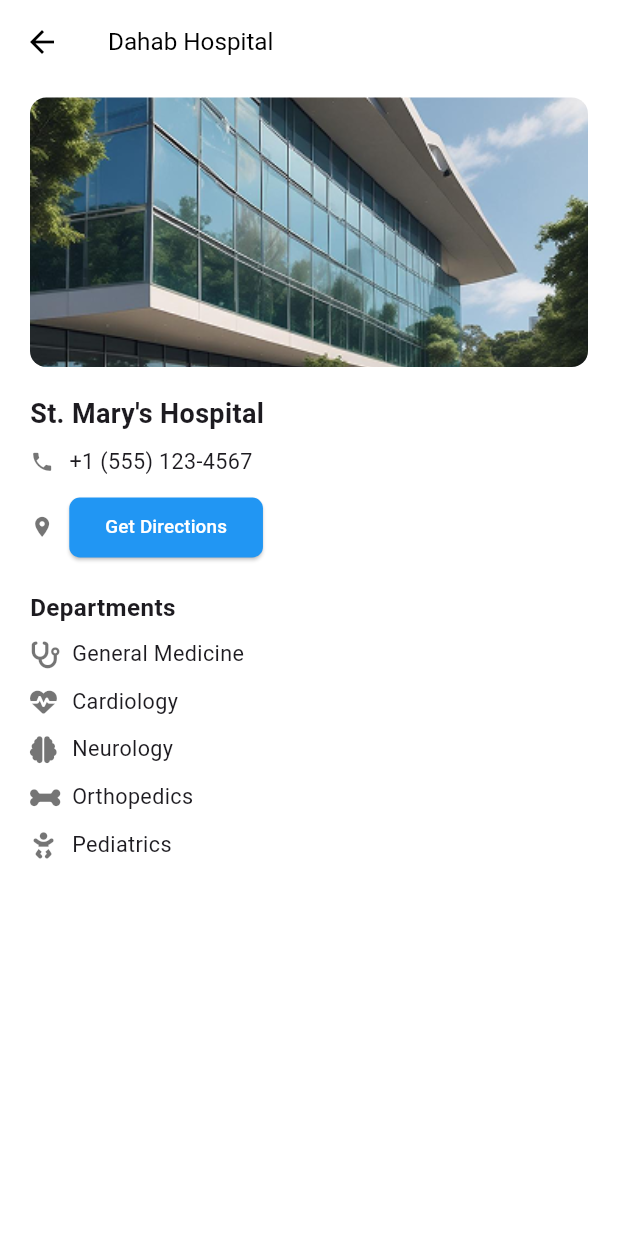
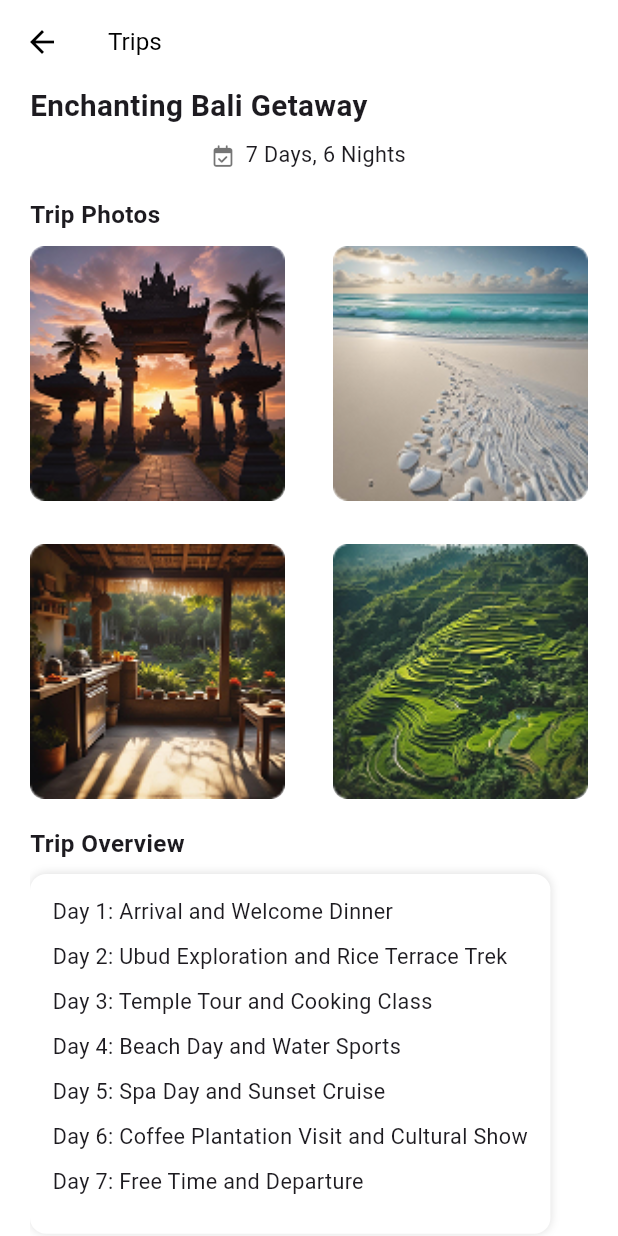
Before and after one commit to Momen-Yosri/yalla-dahab, a Flutter app: the screen it shows after launch, on a phone screen of 412 x 824 dp. Run offline on Flutter 3.47's test engine with Material 3 defaults, Android fonts, the phone set to English and light mode, and no system bars; our stand-ins replace flutter_screenutil, flutter_svg, font_awesome_flutter; project files that could hold a hidden picture were left out.

Commit message:
Add TripDetailsScreen with itinerary and photo gallery; update initial route in main.dart

```diff
--- a/lib/main.dart
+++ b/lib/main.dart
@@ -8,6 +8,7 @@ import 'package:yalla_dahab/views/settings/edit_profile_screen.dart';
 
 import 'views/authentication/login/login_screen.dart';
 import 'views/hotels/all_hotels.dart';
+import 'views/trips/trip_screen.dart';
 
 void main() {
   runApp(const MyApp());
@@ -25,7 +26,7 @@ class MyApp extends StatelessWidget {
       builder: (_ , child) {
         return  MaterialApp(
           debugShowCheckedModeBanner: false,
-      initialRoute:HospitalProfileScreen.routeName,
+      initialRoute:TripDetailsScreen.routeName,
       routes: {
         RegisterScreen.routeName: (context) => const RegisterScreen(),
         LoginScreenView.routeName: (context) => const LoginScreenView(),
@@ -34,6 +35,7 @@ class MyApp extends StatelessWidget {
         HotelDetailsPage.routeName: (context) =>  HotelDetailsPage(),
         EditProfileScreen.routeName: (context) =>  EditProfileScreen(),
         HospitalProfileScreen.routeName: (context) =>  HospitalProfileScreen(),
+        TripDetailsScreen.routeName: (context) =>  TripDetailsScreen(),
       },
       theme: ThemeData(
         scaffoldBackgroundColor: Colors.white,
--- a/lib/views/hotels/hotel_deitals_screen.dart
+++ b/lib/views/hotels/hotel_deitals_screen.dart
@@ -1,6 +1,7 @@
 import 'package:flutter/material.dart';
 
 import 'package:flutter/material.dart';
+import 'package:font_awesome_flutter/font_awesome_flutter.dart';
 
 
 
@@ -94,12 +95,20 @@ class HotelDetailsPage extends StatelessWidget {
             // Social Media Icons
             Row(
               mainAxisAlignment: MainAxisAlignment.center,
-              children: [
-                IconButton(icon: Icon(Icons.facebook_sharp), onPressed: () {}),
-                IconButton(icon: Icon(Icons.facebook_sharp), onPressed: () {}),
-                IconButton(icon: Icon(Icons.facebook_sharp), onPressed: () {}),
-
-              ],
+               children: [
+    IconButton(
+      icon: Icon(FontAwesomeIcons.facebook),
+      onPressed: () {},
+    ),
+    IconButton(
+      icon: Icon(FontAwesomeIcons.instagram),
+      onPressed: () {},
+    ),
+    IconButton(
+      icon: Icon(FontAwesomeIcons.twitter),
+      onPressed: () {},
+    ),
+  ],
             ),
           ],
         ),
--- a/lib/views/trips/trip_screen.dart
+++ b/lib/views/trips/trip_screen.dart
@@ -0,0 +1,121 @@
+import 'package:flutter/material.dart';
+import 'package:flutter_screenutil/flutter_screenutil.dart';
+import 'package:font_awesome_flutter/font_awesome_flutter.dart';
+
+
+class TripDetailsScreen extends StatelessWidget {
+  static const String routeName = 'TripDetailsScreen';
+   TripDetailsScreen({super. key}) ;
+  final List<String> tripPhotos = [
+    "assets/images/trip1.png",
+    "assets/images/trip2.png",
+    "assets/images/trip3.png",
+    "assets/images/trip4.png",
+  ];
+
+  final List<String> itinerary = [
+    "Day 1: Arrival and Welcome Dinner",
+    "Day 2: Ubud Exploration and Rice Terrace Trek",
+    "Day 3: Temple Tour and Cooking Class",
+    "Day 4: Beach Day and Water Sports",
+    "Day 5: Spa Day and Sunset Cruise",
+    "Day 6: Coffee Plantation Visit and Cultural Show",
+    "Day 7: Free Time and Departure",
+  ];
+
+  @override
+  Widget build(BuildContext context) {
+    return Scaffold(
+      appBar: AppBar(
+        backgroundColor: Colors.white,
+        elevation: 0,
+        leading: IconButton(
+          icon: Icon(Icons.arrow_back, color: Colors.black),
+          onPressed: () => Navigator.pop(context),
+        ),
+        title: Text("Trips", style: TextStyle(color: Colors.black, fontSize: 18.sp)),
+      ),
+      body: Padding(
+        padding: EdgeInsets.symmetric(horizontal: 20.w),
+        child: SingleChildScrollView(
+          child: Column(
+            crossAxisAlignment: CrossAxisAlignment.start,
+            children: [
+              // Trip Title
+              Text("Enchanting Bali Getaway",
+                  style: TextStyle(fontSize: 22.sp, fontWeight: FontWeight.bold)),
+
+              SizedBox(height: 10.h),
+
+              // Trip Duration
+              Row(
+                mainAxisAlignment: MainAxisAlignment.center,
+                children: [
+                  Icon(FontAwesomeIcons.calendarCheck, size: 16.sp, color: Colors.black54),
+                  SizedBox(width: 8.w),
+                  Text("7 Days, 6 Nights", style: TextStyle(fontSize: 16.sp)),
+                ],
+              ),
+
+              SizedBox(height: 20.h),
+
+              // Trip Photos Title
+              Text("Trip Photos", style: TextStyle(fontSize: 18.sp, fontWeight: FontWeight.bold)),
+
+              SizedBox(height: 10.h),
+
+              // Trip Photos Grid
+              GridView.builder(
+                shrinkWrap: true,
+                physics: NeverScrollableScrollPhysics(),
+                gridDelegate: SliverGridDelegateWithFixedCrossAxisCount(
+                  crossAxisCount: 2,
+                  crossAxisSpacing: 32.w,
+                  mainAxisSpacing: 32.h,
+                ),
+                itemCount: tripPhotos.length,
+                itemBuilder: (context, index) {
+                  return ClipRRect(
+                    borderRadius: BorderRadius.circular(10.r),
+                    child: Image.asset(
+                      tripPhotos[index],
+                      fit: BoxFit.cover,
+                    ),
+                  );
+                },
+              ),
+
+              SizedBox(height: 20.h),
+
+              // Trip Overview Title
+              Text("Trip Overview", style: TextStyle(fontSize: 18.sp, fontWeight: FontWeight.bold)),
+
+              SizedBox(height: 10.h),
+
+              // Trip Itinerary List
+              Container(
+                padding: EdgeInsets.all(15.w),
+                decoration: BoxDecoration(
+                  color: Colors.white,
+                  borderRadius: BorderRadius.circular(12.r),
+                  boxShadow: [BoxShadow(color: Colors.black12, blurRadius: 5.r)],
+                ),
+                child: Column(
+                  crossAxisAlignment: CrossAxisAlignment.start,
+                  children: itinerary.map((day) {
+                    return Padding(
+                      padding: EdgeInsets.only(bottom: 10.h),
+                      child: Text(day, style: TextStyle(fontSize: 16.sp)),
+                    );
+                  }).toList(),
+                ),
+              ),
+
+              SizedBox(height: 30.h),
+            ],
+          ),
+        ),
+      ),
+    );
+  }
+}
```
Also changed, not shown: assets/images/trip1.png (added), assets/images/trip2.png (added), assets/images/trip3.png (added), assets/images/trip4.png (added).
